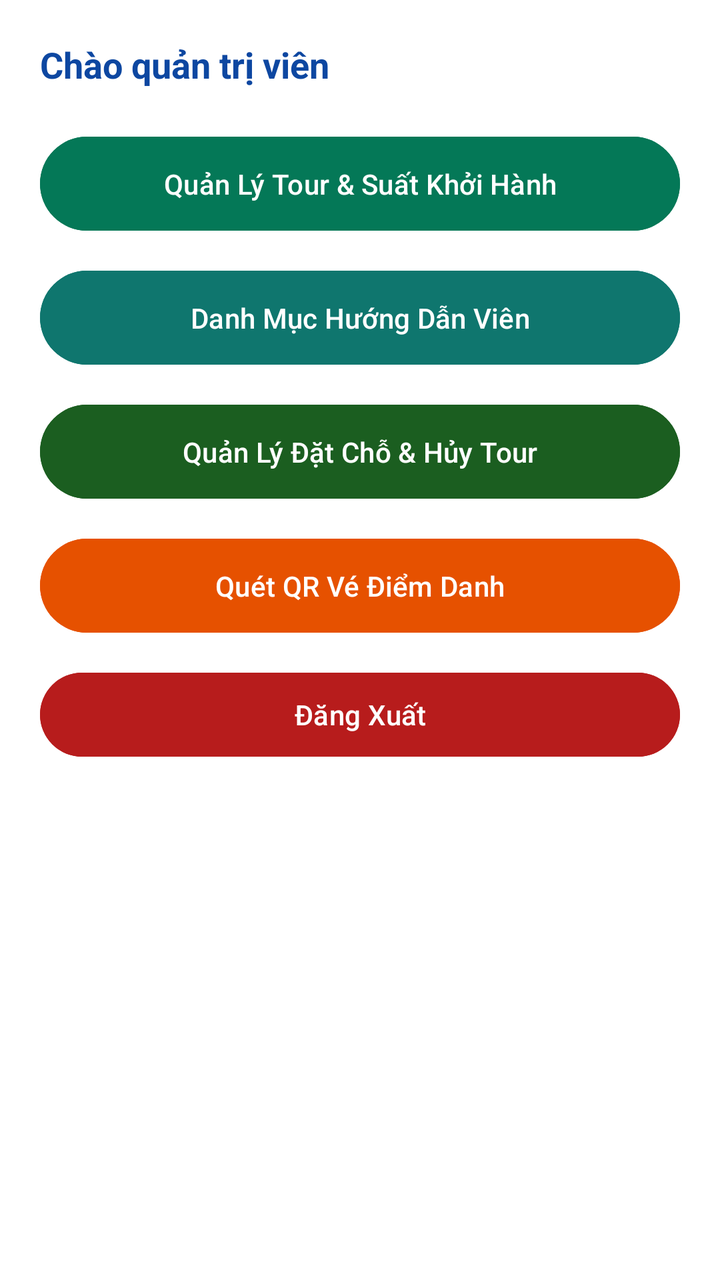
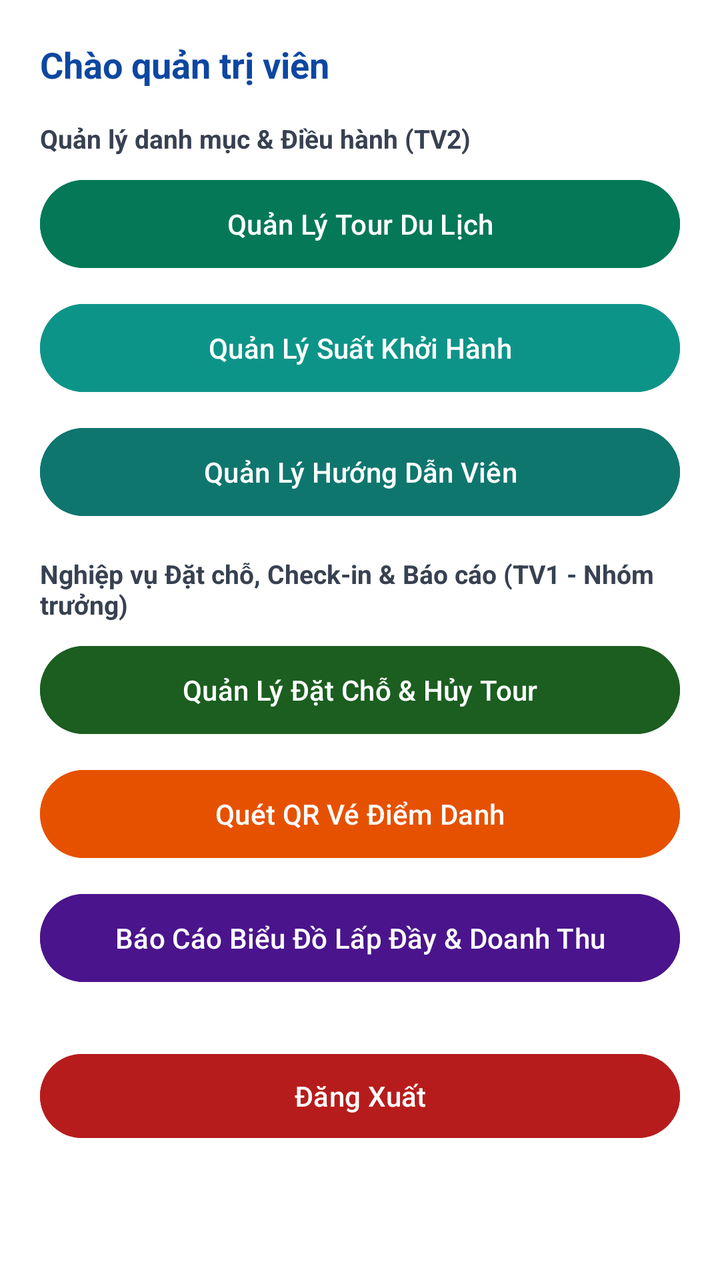

Before-and-after screenshots of an Android layout around one commit, followed by the original layout XML and the change that was made.
<!-- AndroidManifest.xml: application theme Theme.Material3.DayNight.NoActionBar -->
<!-- res/layout/activity_main.xml -->
<?xml version="1.0" encoding="utf-8"?>
<LinearLayout xmlns:android="http://schemas.android.com/apk/res/android"
    android:layout_width="match_parent"
    android:layout_height="match_parent"
    android:background="#FFFFFF"
    android:orientation="vertical"
    android:padding="20dp">

    <TextView
        android:id="@+id/tvWelcome"
        android:layout_width="match_parent"
        android:layout_height="wrap_content"
        android:layout_marginBottom="20dp"
        android:text="Chào quản trị viên"
        android:textColor="#0D47A1"
        android:textSize="18sp"
        android:textStyle="bold" />

    <Button
        android:id="@+id/btnQuanLyTour"
        android:layout_width="match_parent"
        android:layout_height="55dp"
        android:layout_marginBottom="12dp"
        android:backgroundTint="#047857"
        android:text="Quản Lý Tour &amp; Suất Khởi Hành"
        android:textColor="@android:color/white" />

    <Button
        android:id="@+id/btnQuanLyHdv"
        android:layout_width="match_parent"
        android:layout_height="55dp"
        android:layout_marginBottom="12dp"
        android:backgroundTint="#0F766E"
        android:text="Danh Mục Hướng Dẫn Viên"
        android:textColor="@android:color/white" />

    <Button
        android:id="@+id/btnQuanLyDatCho"
        android:layout_width="match_parent"
        android:layout_height="55dp"
        android:layout_marginBottom="12dp"
        android:backgroundTint="#1B5E20"
        android:text="Quản Lý Đặt Chỗ &amp; Hủy Tour"
        android:textColor="@android:color/white" />

    <Button
        android:id="@+id/btnQuetQr"
        android:layout_width="match_parent"
        android:layout_height="55dp"
        android:layout_marginBottom="12dp"
        android:backgroundTint="#E65100"
        android:text="Quét QR Vé Điểm Danh"
        android:textColor="@android:color/white" />

    <Button
        android:id="@+id/btnBaoCao"
        android:layout_width="match_parent"
        android:layout_height="55dp"
        android:layout_marginBottom="24dp"
        android:backgroundTint="#4A148C"
        android:text="Báo Cáo Biểu Đồ Lấp Đầy &amp; Doanh Thu"
        android:textColor="@android:color/white"
        android:visibility="gone" />

    <Button
        android:id="@+id/btnLogout"
        android:layout_width="match_parent"
        android:layout_height="50dp"
        android:backgroundTint="#B71C1C"
        android:text="Đăng Xuất"
        android:textColor="@android:color/white" />

</LinearLayout>
<!-- resources referenced by this layout -->
<resources>

</resources>

<!-- the commit's change to res/layout/activity_main.xml (unified diff, before → after) -->
@@ -1,73 +1,106 @@
 <?xml version="1.0" encoding="utf-8"?>
-<LinearLayout xmlns:android="http://schemas.android.com/apk/res/android"
+<ScrollView xmlns:android="http://schemas.android.com/apk/res/android"
     android:layout_width="match_parent"
     android:layout_height="match_parent"
     android:background="#FFFFFF"
-    android:orientation="vertical"
-    android:padding="20dp">
+    android:fillViewport="true">
 
-    <TextView
-        android:id="@+id/tvWelcome"
+    <LinearLayout
         android:layout_width="match_parent"
         android:layout_height="wrap_content"
-        android:layout_marginBottom="20dp"
-        android:text="Chào quản trị viên"
-        android:textColor="#0D47A1"
-        android:textSize="18sp"
-        android:textStyle="bold" />
+        android:orientation="vertical"
+        android:padding="20dp">
 
-    <Button
-        android:id="@+id/btnQuanLyTour"
-        android:layout_width="match_parent"
-        android:layout_height="55dp"
-        android:layout_marginBottom="12dp"
-        android:backgroundTint="#047857"
-        android:text="Quản Lý Tour &amp; Suất Khởi Hành"
-        android:textColor="@android:color/white" />
+        <TextView
+            android:id="@+id/tvWelcome"
+            android:layout_width="match_parent"
+            android:layout_height="wrap_content"
+            android:layout_marginBottom="16dp"
+            android:text="Chào quản trị viên"
+            android:textColor="#0D47A1"
+            android:textSize="18sp"
+            android:textStyle="bold" />
 
-    <Button
-        android:id="@+id/btnQuanLyHdv"
-        android:layout_width="match_parent"
-        android:layout_height="55dp"
-        android:layout_marginBottom="12dp"
-        android:backgroundTint="#0F766E"
-        android:text="Danh Mục Hướng Dẫn Viên"
-        android:textColor="@android:color/white" />
+        <TextView
+            android:layout_width="match_parent"
+            android:layout_height="wrap_content"
+            android:layout_marginBottom="8dp"
+            android:text="Quản lý danh mục &amp; Điều hành (TV2)"
+            android:textColor="#374151"
+            android:textSize="13sp"
+            android:textStyle="bold" />
 
-    <Button
-        android:id="@+id/btnQuanLyDatCho"
-        android:layout_width="match_parent"
-        android:layout_height="55dp"
-        android:layout_marginBottom="12dp"
-        android:backgroundTint="#1B5E20"
-        android:text="Quản Lý Đặt Chỗ &amp; Hủy Tour"
-        android:textColor="@android:color/white" />
+        <Button
+            android:id="@+id/btnQuanLyTour"
+            android:layout_width="match_parent"
+            android:layout_height="52dp"
+            android:layout_marginBottom="10dp"
+            android:backgroundTint="#047857"
+            android:text="Quản Lý Tour Du Lịch"
+            android:textColor="@android:color/white" />
 
-    <Button
-        android:id="@+id/btnQuetQr"
-        android:layout_width="match_parent"
-        android:layout_height="55dp"
-        android:layout_marginBottom="12dp"
-        android:backgroundTint="#E65100"
-        android:text="Quét QR Vé Điểm Danh"
-        android:textColor="@android:color/white" />
+        <Button
+            android:id="@+id/btnQuanLySuat"
+            android:layout_width="match_parent"
+            android:layout_height="52dp"
+            android:layout_marginBottom="10dp"
+            android:backgroundTint="#0D9488"
+            android:text="Quản Lý Suất Khởi Hành"
+            android:textColor="@android:color/white" />
 
-    <Button
-        android:id="@+id/btnBaoCao"
-        android:layout_width="match_parent"
-        android:layout_height="55dp"
-        android:layout_marginBottom="24dp"
-        android:backgroundTint="#4A148C"
-        android:text="Báo Cáo Biểu Đồ Lấp Đầy &amp; Doanh Thu"
-        android:textColor="@android:color/white"
-        android:visibility="gone" />
+        <Button
+            android:id="@+id/btnQuanLyHdv"
+            android:layout_width="match_parent"
+            android:layout_height="52dp"
+            android:layout_marginBottom="16dp"
+            android:backgroundTint="#0F766E"
+            android:text="Quản Lý Hướng Dẫn Viên"
+            android:textColor="@android:color/white" />
 
-    <Button
-        android:id="@+id/btnLogout"
-        android:layout_width="match_parent"
-        android:layout_height="50dp"
-        android:backgroundTint="#B71C1C"
-        android:text="Đăng Xuất"
-        android:textColor="@android:color/white" />
+        <TextView
+            android:layout_width="match_parent"
+            android:layout_height="wrap_content"
+            android:layout_marginBottom="8dp"
+            android:text="Nghiệp vụ Đặt chỗ, Check-in &amp; Báo cáo (TV1 - Nhóm trưởng)"
+            android:textColor="#374151"
+            android:textSize="13sp"
+            android:textStyle="bold" />
 
-</LinearLayout>
+        <Button
+            android:id="@+id/btnQuanLyDatCho"
+            android:layout_width="match_parent"
+            android:layout_height="52dp"
+            android:layout_marginBottom="10dp"
+            android:backgroundTint="#1B5E20"
+            android:text="Quản Lý Đặt Chỗ &amp; Hủy Tour"
+            android:textColor="@android:color/white" />
+
+        <Button
+            android:id="@+id/btnQuetQr"
+            android:layout_width="match_parent"
+            android:layout_height="52dp"
+            android:layout_marginBottom="10dp"
+            android:backgroundTint="#E65100"
+            android:text="Quét QR Vé Điểm Danh"
+            android:textColor="@android:color/white" />
+
+        <Button
+            android:id="@+id/btnBaoCao"
+            android:layout_width="match_parent"
+            android:layout_height="52dp"
+            android:layout_marginBottom="20dp"
+            android:backgroundTint="#4A148C"
+            android:text="Báo Cáo Biểu Đồ Lấp Đầy &amp; Doanh Thu"
+            android:textColor="@android:color/white" />
+
+        <Button
+            android:id="@+id/btnLogout"
+            android:layout_width="match_parent"
+            android:layout_height="50dp"
+            android:layout_marginTop="8dp"
+            android:backgroundTint="#B71C1C"
+            android:text="Đăng Xuất"
+            android:textColor="@android:color/white" />
+
+    </LinearLayout>
+</ScrollView>
